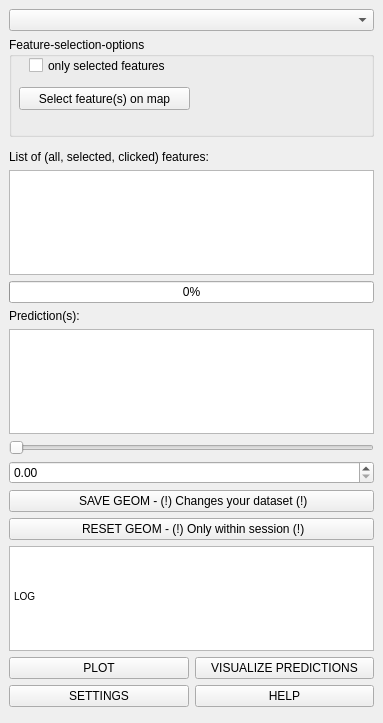
The window that plugin/brdrq/brdrq_dockwidget_featurealigner.ui (OnroerendErfgoed/brdrQ) describes before a commit, drawn with Qt 5.
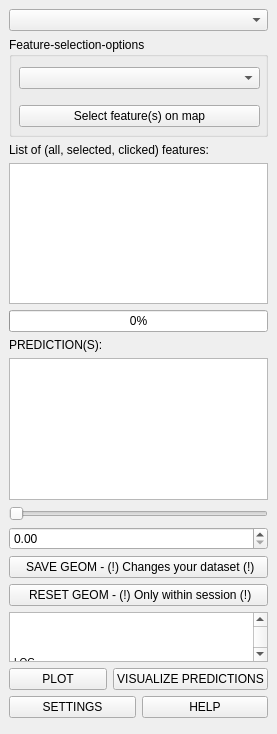
The same window after the commit. Custom widgets are drawn as their Qt base class.

```diff
--- a/plugin/brdrq/brdrq_dockwidget_featurealigner.ui
+++ b/plugin/brdrq/brdrq_dockwidget_featurealigner.ui
@@ -6,8 +6,8 @@
    <rect>
     <x>0</x>
     <y>0</y>
-    <width>383</width>
-    <height>723</height>
+    <width>277</width>
+    <height>734</height>
    </rect>
   </property>
   <property name="windowOpacity">
@@ -18,16 +18,14 @@
   </property>
   <widget class="QWidget" name="dockWidgetContents">
    <layout class="QGridLayout" name="gridLayout">
-    <item row="19" column="0">
-     <widget class="QDoubleSpinBox" name="doubleSpinBox"/>
-    </item>
-    <item row="4" column="0">
-     <layout class="QHBoxLayout" name="horizontalLayout_2">
-      <property name="bottomMargin">
-       <number>7</number>
-      </property>
-      <item>
+    <item row="3" column="0">
        <widget class="QGroupBox" name="groupBox">
+      <property name="sizePolicy">
+       <sizepolicy hsizetype="Expanding" vsizetype="Preferred">
+        <horstretch>0</horstretch>
+        <verstretch>0</verstretch>
+       </sizepolicy>
+      </property>
         <property name="minimumSize">
          <size>
           <width>0</width>
@@ -37,31 +35,28 @@
         <property name="title">
          <string>Feature-selection-options</string>
         </property>
-        <widget class="QCheckBox" name="checkBox_only_selected">
-         <property name="enabled">
-          <bool>true</bool>
-         </property>
+      <widget class="QWidget" name="verticalLayoutWidget">
          <property name="geometry">
           <rect>
-           <x>20</x>
+         <x>10</x>
            <y>20</y>
-           <width>365</width>
-           <height>17</height>
-          </rect>
-         </property>
-         <property name="text">
-          <string>only selected features</string>
-         </property>
-        </widget>
+         <width>241</width>
+         <height>80</height>
+        </rect>
+       </property>
+       <layout class="QVBoxLayout" name="verticalLayout">
+        <item>
+         <widget class="QComboBox" name="comboBox_selectfeatures">
+          <property name="sizePolicy">
+           <sizepolicy hsizetype="Expanding" vsizetype="Fixed">
+            <horstretch>0</horstretch>
+            <verstretch>0</verstretch>
+           </sizepolicy>
+          </property>
+         </widget>
+        </item>
+        <item>
         <widget class="QPushButton" name="pushButton_select">
-         <property name="geometry">
-          <rect>
-           <x>10</x>
-           <y>50</y>
-           <width>171</width>
-           <height>23</height>
-          </rect>
-         </property>
          <property name="sizePolicy">
           <sizepolicy hsizetype="Expanding" vsizetype="Fixed">
            <horstretch>0</horstretch>
@@ -72,96 +67,94 @@
           <string>Select feature(s) on map</string>
          </property>
         </widget>
-       </widget>
-      </item>
-     </layout>
+        </item>
+       </layout>
+      </widget>
+     </widget>
     </item>
     <item row="18" column="0">
-     <widget class="QSlider" name="horizontalSlider">
-      <property name="singleStep">
-       <number>10</number>
-      </property>
-      <property name="orientation">
-       <enum>Qt::Horizontal</enum>
+     <widget class="QDoubleSpinBox" name="doubleSpinBox"/>
+    </item>
+    <item row="9" column="0">
+     <widget class="QProgressBar" name="progressBar">
+      <property name="value">
+       <number>0</number>
       </property>
      </widget>
     </item>
+    <item row="8" column="0">
+     <widget class="QListWidget" name="listWidget_features"/>
+    </item>
     <item row="2" column="0">
      <widget class="QgsMapLayerComboBox" name="mMapLayerComboBox"/>
     </item>
-    <item row="16" column="0">
+    <item row="15" column="0">
      <widget class="QListWidget" name="listWidget_predictions">
       <property name="editTriggers">
        <set>QAbstractItemView::CurrentChanged|QAbstractItemView::DoubleClicked|QAbstractItemView::EditKeyPressed|QAbstractItemView::SelectedClicked</set>
       </property>
      </widget>
     </item>
-    <item row="30" column="0">
-     <widget class="QPushButton" name="pushButton_reset">
+    <item row="28" column="0">
+     <widget class="QPushButton" name="pushButton_save">
+      <property name="toolTip">
+       <string>&lt;html&gt;&lt;head/&gt;&lt;body&gt;&lt;p&gt;Save&lt;/p&gt;&lt;/body&gt;&lt;/html&gt;</string>
+      </property>
       <property name="text">
-       <string> RESET GEOM - (!) Only within session (!)</string>
+       <string extracomment="save"> SAVE GEOM - (!) Changes your dataset (!)</string>
       </property>
      </widget>
     </item>
-    <item row="34" column="0">
+    <item row="10" column="0">
+     <widget class="QLabel" name="label_2">
+      <property name="text">
+       <string>PREDICTION(S):</string>
+      </property>
+     </widget>
+    </item>
+    <item row="33" column="0">
      <widget class="QTextEdit" name="textEdit_output">
+      <property name="sizePolicy">
+       <sizepolicy hsizetype="Expanding" vsizetype="Fixed">
+        <horstretch>0</horstretch>
+        <verstretch>0</verstretch>
+       </sizepolicy>
+      </property>
+      <property name="maximumSize">
+       <size>
+        <width>16777215</width>
+        <height>50</height>
+       </size>
+      </property>
+      <property name="baseSize">
+       <size>
+        <width>0</width>
+        <height>50</height>
+       </size>
+      </property>
       <property name="html">
        <string>&lt;!DOCTYPE HTML PUBLIC &quot;-//W3C//DTD HTML 4.0//EN&quot; &quot;http://www.w3.org/TR/REC-html40/strict.dtd&quot;&gt;
 &lt;html&gt;&lt;head&gt;&lt;meta name=&quot;qrichtext&quot; content=&quot;1&quot; /&gt;&lt;style type=&quot;text/css&quot;&gt;
 p, li { white-space: pre-wrap; }
-&lt;/style&gt;&lt;/head&gt;&lt;body style=&quot; font-family:'MS Shell Dlg 2'; font-size:8.25pt; font-weight:400; font-style:normal;&quot;&gt;
-&lt;p style=&quot; margin-top:0px; margin-bottom:0px; margin-left:0px; margin-right:0px; -qt-block-indent:0; text-indent:0px;&quot;&gt;&lt;span style=&quot; font-size:7.8pt;&quot;&gt;                                &lt;/span&gt;&lt;/p&gt;
-&lt;p style=&quot; margin-top:0px; margin-bottom:0px; margin-left:0px; margin-right:0px; -qt-block-indent:0; text-indent:0px;&quot;&gt;&lt;span style=&quot; font-size:7.8pt;&quot;&gt;                                 &lt;/span&gt;&lt;/p&gt;
-&lt;p style=&quot; margin-top:0px; margin-bottom:0px; margin-left:0px; margin-right:0px; -qt-block-indent:0; text-indent:0px;&quot;&gt;&lt;span style=&quot; font-size:7.8pt;&quot;&gt;                                 &lt;/span&gt;&lt;/p&gt;
-&lt;p style=&quot; margin-top:0px; margin-bottom:0px; margin-left:0px; margin-right:0px; -qt-block-indent:0; text-indent:0px;&quot;&gt;&lt;span style=&quot; font-size:7.8pt;&quot;&gt;LOG                             &lt;/span&gt;&lt;/p&gt;&lt;/body&gt;&lt;/html&gt;</string>
+&lt;/style&gt;&lt;/head&gt;&lt;body style=&quot; font-family:'MS Shell Dlg 2'; font-size:7.8pt; font-weight:400; font-style:normal;&quot;&gt;
+&lt;p style=&quot; margin-top:0px; margin-bottom:0px; margin-left:0px; margin-right:0px; -qt-block-indent:0; text-indent:0px;&quot;&gt;                                &lt;/p&gt;
+&lt;p style=&quot; margin-top:0px; margin-bottom:0px; margin-left:0px; margin-right:0px; -qt-block-indent:0; text-indent:0px;&quot;&gt;                                 &lt;/p&gt;
+&lt;p style=&quot; margin-top:0px; margin-bottom:0px; margin-left:0px; margin-right:0px; -qt-block-indent:0; text-indent:0px;&quot;&gt;                                 &lt;/p&gt;
+&lt;p style=&quot; margin-top:0px; margin-bottom:0px; margin-left:0px; margin-right:0px; -qt-block-indent:0; text-indent:0px;&quot;&gt;LOG                             &lt;/p&gt;&lt;/body&gt;&lt;/html&gt;</string>
       </property>
      </widget>
     </item>
-    <item row="10" column="0">
-     <widget class="QProgressBar" name="progressBar">
-      <property name="value">
-       <number>0</number>
-      </property>
-     </widget>
-    </item>
-    <item row="43" column="0" rowspan="3">
-     <layout class="QHBoxLayout" name="horizontalLayout_3" stretch="0,0">
-      <property name="bottomMargin">
-       <number>7</number>
-      </property>
-      <item>
-       <widget class="QPushButton" name="pushButton_settings">
+    <item row="7" column="0">
+     <widget class="QLabel" name="label">
         <property name="text">
-         <string>SETTINGS</string>
+       <string>List of (all, selected, clicked) features:</string>
         </property>
        </widget>
       </item>
-      <item>
-       <widget class="QPushButton" name="pushButton_help">
-        <property name="text">
-         <string>HELP</string>
-        </property>
-       </widget>
-      </item>
-     </layout>
-    </item>
-    <item row="28" column="0">
+    <item row="27" column="0">
      <layout class="QHBoxLayout" name="horizontalLayout_4"/>
     </item>
-    <item row="9" column="0">
-     <widget class="QListWidget" name="listWidget_features"/>
-    </item>
-    <item row="29" column="0">
-     <widget class="QPushButton" name="pushButton_save">
-      <property name="toolTip">
-       <string>&lt;html&gt;&lt;head/&gt;&lt;body&gt;&lt;p&gt;Save&lt;/p&gt;&lt;/body&gt;&lt;/html&gt;</string>
-      </property>
-      <property name="text">
-       <string extracomment="save"> SAVE GEOM - (!) Changes your dataset (!)</string>
-      </property>
-     </widget>
-    </item>
-    <item row="35" column="0">
+    <item row="34" column="0">
      <layout class="QHBoxLayout" name="horizontalLayout">
       <item>
        <widget class="QPushButton" name="pushButton_grafiek">
@@ -179,17 +172,41 @@
       </item>
      </layout>
     </item>
-    <item row="8" column="0">
-     <widget class="QLabel" name="label">
+    <item row="42" column="0" rowspan="3">
+     <layout class="QHBoxLayout" name="horizontalLayout_3" stretch="0,0">
+      <property name="bottomMargin">
+       <number>7</number>
+      </property>
+      <item>
+       <widget class="QPushButton" name="pushButton_settings">
       <property name="text">
-       <string>List of (all, selected, clicked) features:</string>
+         <string>SETTINGS</string>
       </property>
      </widget>
     </item>
-    <item row="11" column="0">
-     <widget class="QLabel" name="label_2">
+      <item>
+       <widget class="QPushButton" name="pushButton_help">
       <property name="text">
-       <string>Prediction(s):</string>
+         <string>HELP</string>
+        </property>
+       </widget>
+      </item>
+     </layout>
+    </item>
+    <item row="29" column="0">
+     <widget class="QPushButton" name="pushButton_reset">
+      <property name="text">
+       <string> RESET GEOM - (!) Only within session (!)</string>
+      </property>
+     </widget>
+    </item>
+    <item row="17" column="0">
+     <widget class="QSlider" name="horizontalSlider">
+      <property name="singleStep">
+       <number>10</number>
+      </property>
+      <property name="orientation">
+       <enum>Qt::Horizontal</enum>
       </property>
      </widget>
     </item>
```
Left out of the diff: 2 changed lines with no effect on the pictures. Lines whose indentation alone changed are shown as unchanged.
